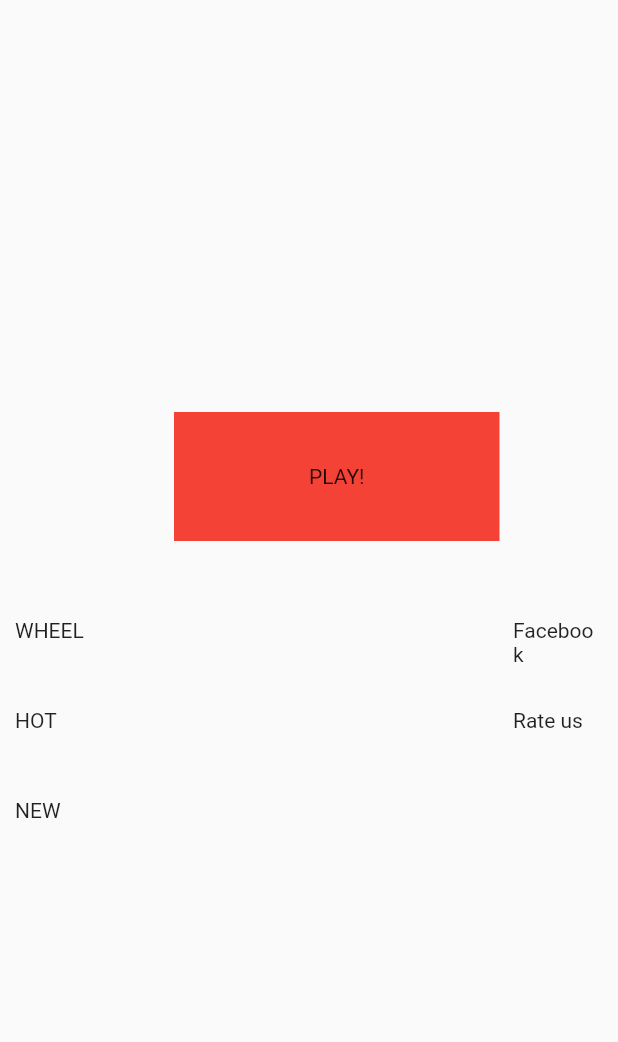
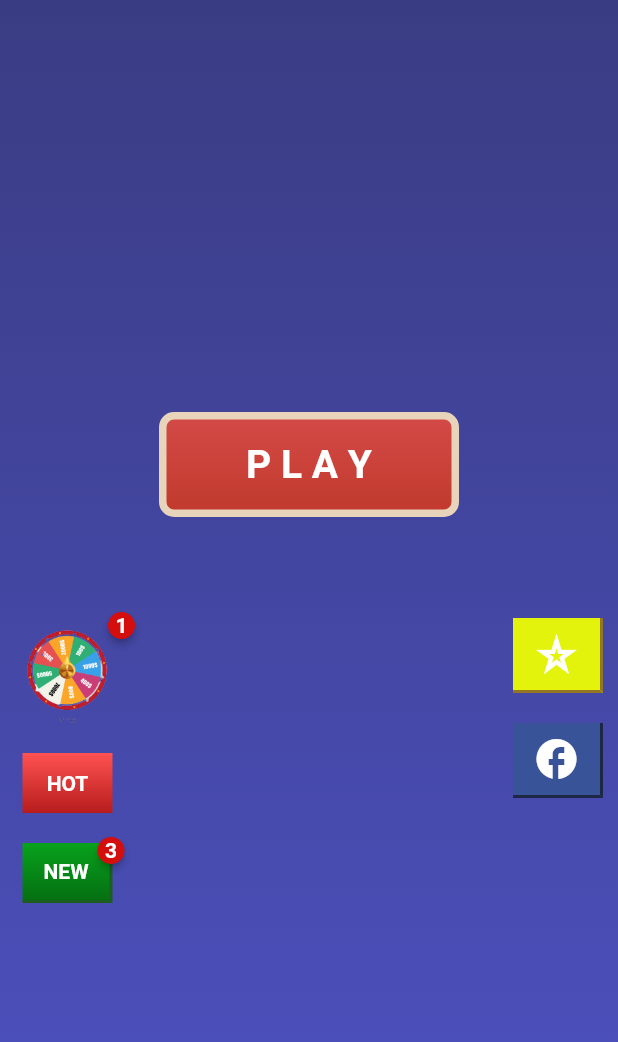
Before and after one commit to huwngnosleep/game_app, a Flutter app: the HomeScreen screen opened directly, on a phone screen of 412 x 824 dp. Shown: the top 1042 px of the screen. Run offline on Flutter 3.47's test engine with Material 2 defaults, Android fonts, the light colour scheme and no system bars; drawn by our look-alikes of badges; our stand-ins replace cached_network_image, card_swiper, wave; accounts and stored records are empty.

Commit message:
improving UI

```diff
--- a/lib/main.dart
+++ b/lib/main.dart
@@ -2,6 +2,7 @@ import 'package:flutter/material.dart';
 import 'package:game_app/providers/AuthenticationSeverice.dart';
 import 'package:game_app/providers/game_provider.dart';
 import 'package:game_app/screens/user/home/game.dart';
+import 'package:game_app/screens/user/home/home.dart';
 import 'package:game_app/screens/user/login/main_screen.dart';
 import 'package:game_app/screens/user/login/register.dart';
 import 'package:provider/provider.dart';
@@ -26,7 +27,7 @@ class _MyAppState extends State<MyApp> {
       ],
       builder: (context, chill) => MaterialApp(
         debugShowCheckedModeBanner: false,
-        home: MainScreen(),
+        home: HomeScreen(),
         routes: <String, WidgetBuilder>{
           '/register': (BuildContext context) => RegisterScreen(),
           '/login': (BuildContext context) => LoginScreen(),
--- a/lib/providers/game_provider.dart
+++ b/lib/providers/game_provider.dart
@@ -30,7 +30,8 @@ class GameProvider with ChangeNotifier {
   List<Game> favoriteGame() =>
       _listGame.where((element) => element.isFavorite).toList();
 
-  List<Game> hotGame() => _listGame.where((element) => element.isHot).toList();
+  List<Game> hotAndNewGame() =>
+      _listGame.where((element) => element.isHot).toList();
 
-  List<Game> newGame() => _listGame.where((element) => element.isNew).toList();
+  // List<Game> newGame() => _listGame.where((element) => element.isNew).toList();
 }
--- a/lib/screens/user/home/home.dart
+++ b/lib/screens/user/home/home.dart
@@ -1,3 +1,4 @@
+import 'package:badges/badges.dart';
 import 'package:flutter/material.dart';
 
 class HomeScreen extends StatelessWidget {
@@ -6,35 +7,89 @@ class HomeScreen extends StatelessWidget {
     return Scaffold(
       body: Stack(
         children: [
+          Container(
+            width: MediaQuery.of(context).size.width,
+            height: MediaQuery.of(context).size.height,
+            decoration: BoxDecoration(
+                gradient: LinearGradient(
+                    begin: Alignment.topCenter,
+                    end: Alignment.bottomCenter,
+                    colors: [Color(0xFF3a3c83), Color(0xFF4e52c3)])),
+          ),
           Positioned(
               left: 10,
               top: MediaQuery.of(context).size.height * 1.5 / 3,
               child: Column(
                 children: [
-                  Container(
-                    width: 60.0,
-                    height: 60.0,
-                    child: InkWell(
+                  InkWell(
                     onTap: () {},
-                      child: Text("WHEEL"),
+                    child: Badge(
+                      child: Container(
+                        decoration: BoxDecoration(
+                            borderRadius:
+                                BorderRadius.all(Radius.circular(50.0))),
+                        width: 70,
+                        height: 70,
+                        child: Image.asset(
+                          "assets/images/wheel.png",
+                          fit: BoxFit.fitWidth,
                         ),
                       ),
-                  Container(
-                    width: 60.0,
-                    height: 60.0,
-                    child: InkWell(
-                      onTap: () {},
-                      child: Text("HOT"),
+                      badgeContent: Text("1",
+                          style: TextStyle(
+                              color: Colors.white,
+                              fontWeight: FontWeight.bold)),
+                      badgeColor: Color(0xFFd40d0d),
+                      animationType: BadgeAnimationType.slide,
                     ),
                   ),
-                  Container(
+                  SizedBox(height: 20),
+                  InkWell(
+                    onTap: () {},
+                    child: Container(
+                        alignment: Alignment.center,
+                        decoration: BoxDecoration(
+                          gradient: LinearGradient(
+                              colors: [Colors.redAccent, Colors.red.shade900],
+                              begin: Alignment.topCenter,
+                              end: Alignment.bottomCenter),
+                        ),
                         width: 60.0,
-                    height: 60.0,
-                    child: InkWell(
+                        height: 40.0,
+                        child: Text("HOT",
+                            style: TextStyle(
+                                color: Colors.white,
+                                fontWeight: FontWeight.bold))),
+                  ),
+                  SizedBox(height: 20),
+                  InkWell(
                     onTap: () {},
-                      child: Text("NEW"),
+                    child: Container(
+                        decoration: BoxDecoration(
+                            gradient: LinearGradient(
+                                colors: [Color(0xFF08a21c), Color(0xFF056d12)],
+                                begin: Alignment.topCenter,
+                                end: Alignment.bottomCenter),
+                            border: Border(
+                                bottom: BorderSide(
+                                    width: 2.0, color: Colors.green.shade900),
+                                right: BorderSide(
+                                    width: 2.0, color: Colors.green.shade900))),
+                        width: 60.0,
+                        height: 40.0,
+                        child: Badge(
+                          child: Text("NEW",
+                              style: TextStyle(
+                                  color: Colors.white,
+                                  fontWeight: FontWeight.bold)),
+                          badgeContent: Text("3",
+                              style: TextStyle(
+                                  color: Colors.white,
+                                  fontWeight: FontWeight.bold)),
+                          badgeColor: Color(0xFFd40d0d),
+                          animationType: BadgeAnimationType.slide,
+                        )),
                   ),
-                  )
                 ],
               )),
           Positioned(
@@ -42,36 +97,73 @@ class HomeScreen extends StatelessWidget {
               right: 10,
               child: Column(
                 children: [
-                  Container(
+                  InkWell(
+                    hoverColor: Color(0xFF577de2),
+                    onTap: () {},
+                    child: Container(
+                        decoration: BoxDecoration(
+                            color: Color(0xFFe3f30c),
+                            border: Border(
+                                bottom: BorderSide(
+                                    width: 2.0, color: Color(0xFF5907125)),
+                                right: BorderSide(
+                                    width: 2.0, color: Color(0xFF5907125)))),
                         width: 60.0,
-                    height: 60.0,
-                    child: InkWell(
+                        height: 50.0,
+                        child: Icon(
+                          Icons.star_rate_outlined,
+                          color: Colors.white,
+                          size: 32.0,
+                        )),
+                  ),
+                  SizedBox(height: 20),
+                  InkWell(
+                    hoverColor: Color(0xFF577de2),
                     onTap: () {},
-                      child: Text("Facebook"),
-                    ),
-                  ),
-                  Container(
+                    child: Container(
+                        decoration: BoxDecoration(
+                            color: Color(0xFF395398),
+                            border: Border(
+                                bottom: BorderSide(
+                                    width: 2.0, color: Color(0xFF1d2846)),
+                                right: BorderSide(
+                                    width: 2.0, color: Color(0xFF1d2846)))),
                         width: 60.0,
-                    height: 60.0,
-                    child: InkWell(
-                      onTap: () {},
-                      child: Text("Rate us"),
-                    ),
+                        height: 50.0,
+                        child: Icon(
+                          Icons.facebook_outlined,
+                          color: Colors.white,
+                          size: 32.0,
+                        )),
                   ),
                 ],
               )),
           Positioned(
               top: MediaQuery.of(context).size.height / 3,
-              left: MediaQuery.of(context).size.width / 2 - 90.0,
+              left: MediaQuery.of(context).size.width / 2 - 100.0,
+              child: InkWell(
+                hoverColor: Color(0xFFec5449),
+                onTap: () => Navigator.of(context).pushNamed("/game"),
                 child: Container(
+                  width: 200,
+                  height: 70,
                   alignment: Alignment.center,
-                color: Colors.red,
-                child: InkWell(
-                  onTap: () => Navigator.of(context).pushNamed("/game"),
-                  child: Padding(
-                    padding: const EdgeInsets.symmetric(
-                        horizontal: 90.0, vertical: 35),
-                    child: Text("PLAY!"),
+                  decoration: BoxDecoration(
+                      gradient: LinearGradient(
+                          colors: [Color(0xFFd44b48), Color(0xFFc0392b)],
+                          begin: Alignment.topCenter,
+                          end: Alignment.bottomCenter),
+                      border: Border.all(
+                          color: Color(0xFFe8d4bb),
+                          width: 5.0,
+                          style: BorderStyle.solid),
+                      borderRadius: BorderRadius.all(Radius.circular(10.0))),
+                  child: Text(
+                    "P L A Y",
+                    style: TextStyle(
+                        color: Colors.white,
+                        fontWeight: FontWeight.bold,
+                        fontSize: 26.0),
                   ),
                 ),
               ))
```
Also changed, not shown: pubspec.yaml (+10 -5 lines), assets/fonts/Minecraft.ttf (added), assets/images/follow.jpg (added), assets/images/game.jpg (added), assets/images/play.jpg (added), assets/images/rank.jpg (added), assets/images/wheel.png (added), pubspec.lock. Lines whose indentation alone changed are shown as unchanged.
